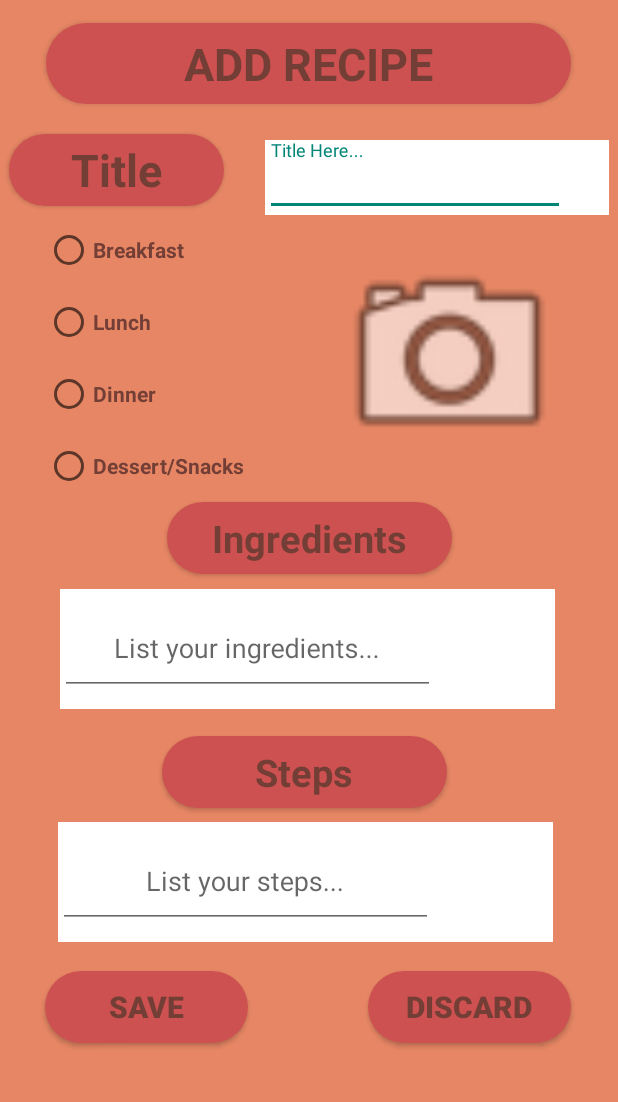
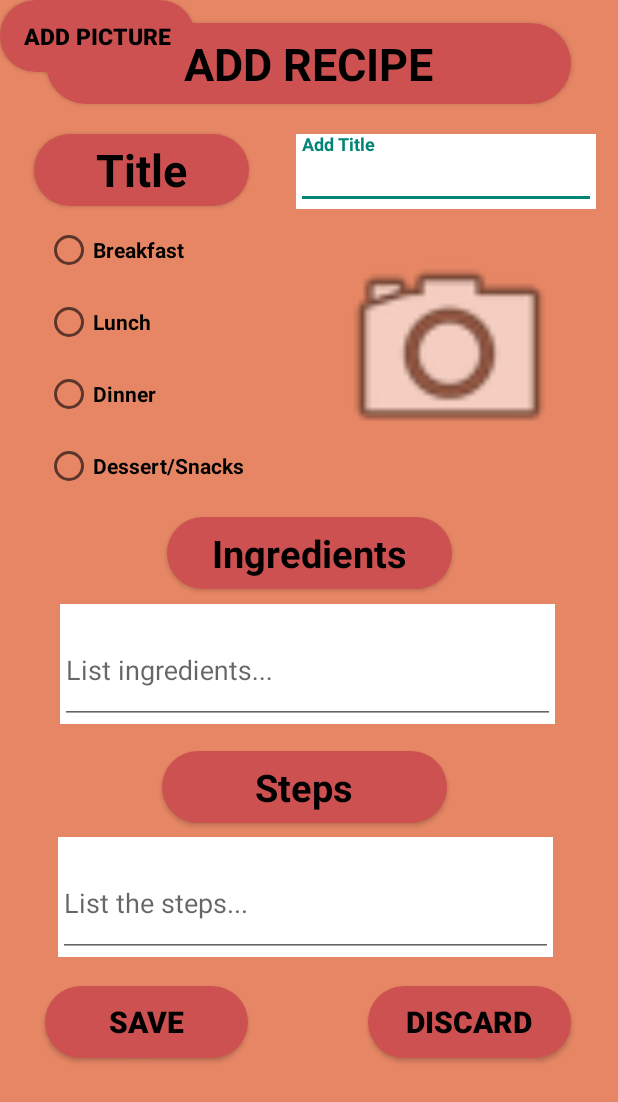
Before and after one commit to alexbegt/WhatsCooking, an Android app: the AddRecipe screen opened directly, with no data from a screen before it, on a phone screen of 412 x 824 dp. Shown: the top 1102 px of the screen. Run offline under Robolectric (Android 15) with nearby library versions, the phone set to English and light mode, and no system bars; Roboto replaces fonts that are not available here.

Commit message:
Add Recipe Card (#12)
* Add Recipe Design

* Add Recipe Design

* Delete logs

* Add Recipe Text Box Update

* Font color changed to black in Add Recipe page.

* Font color changed to black in Add Recipe page.

* Font color changed to black in Add Recipe page.

* Updates for New Branch

* Updates for New Branch

* Updates for New Branch

* Updates for New Branch

* Updates for New Branch

Co-authored-by: Alexander (alexbegt) <traincrazyb@aol.com>

```diff
--- a/app/src/main/java/com/whatscooking/application/AddRecipe.java
+++ b/app/src/main/java/com/whatscooking/application/AddRecipe.java
@@ -1,14 +1,73 @@
 package com.whatscooking.application;
 
+import androidx.activity.result.ActivityResultLauncher;
+import androidx.activity.result.contract.ActivityResultContracts;
 import androidx.appcompat.app.AppCompatActivity;
 
+import android.graphics.Bitmap;
 import android.os.Bundle;
+import android.provider.MediaStore;
+import android.util.Base64;
+import android.view.View;
+import android.widget.Button;
+import android.widget.EditText;
+import android.widget.ImageView;
+import android.widget.Toast;
+
+import java.io.ByteArrayOutputStream;
 
 public class AddRecipe extends AppCompatActivity {
+
+    EditText titlehere;
+    EditText inglist;
+    EditText steplist;
+    Button addimg;
+    Button save;
+    ImageView viewimg;
+    private String image;
 
     @Override
     protected void onCreate(Bundle savedInstanceState) {
         super.onCreate(savedInstanceState);
         setContentView(R.layout.activity_add_recipe);
+
+        titlehere = (EditText) findViewById(R.id.titlehere);
+
+        addimg = (Button) findViewById(R.id.addimg);
+        viewimg = findViewById(R.id.viewimg);
+        save = findViewById(R.id.save);
+
+
+        save.setOnClickListener(view -> {
+            mGetContent.launch("image/*");
+        });
+
+
+
+    }
+
+    /*Trouble with errors*/
+
+    ActivityResultLauncher<String> mGetContent = registerForActivityResult(new ActivityResultContracts.GetContent(),
+        uri -> {
+            try {
+                Bitmap bitmap = MediaStore.Images.Media.getBitmap(this.getContentResolver(), uri);
+                viewimg.setImageBitmap(bitmap);
+                ByteArrayOutputStream byteArrayOutputStream = new ByteArrayOutputStream();
+                bitmap.compress(Bitmap.CompressFormat.JPEG, 100, byteArrayOutputStream);
+                this.image = Base64.encodeToString(byteArrayOutputStream.toByteArray(), Base64.DEFAULT);
+            } catch (Exception e) {
+                Toast.makeText(getApplicationContext(), "Error selecting Image", Toast.LENGTH_SHORT).show();
+                e.printStackTrace();
+            }
+        }
+    );
+
+
+
+    public void updateText (View vT){
+        titlehere.setText(titlehere.getText());
+        inglist.setText(inglist.getText());
+        steplist.setText(steplist.getText());
     }
 }
--- a/app/src/main/java/com/whatscooking/application/MainActivity.java
+++ b/app/src/main/java/com/whatscooking/application/MainActivity.java
@@ -15,10 +15,10 @@ public class MainActivity extends AppCompatActivity {
 
     private SessionHandler session;
 
+
     @Override
     protected void onCreate(Bundle savedInstanceState) {
         super.onCreate(savedInstanceState);
-
         setContentView(R.layout.activity_main);
 
         session = new SessionHandler(getApplicationContext());
@@ -39,4 +39,6 @@ public class MainActivity extends AppCompatActivity {
             finish();
         });
     }
+
+
 }
--- a/app/src/main/res/drawable/round_btn.xml
+++ b/app/src/main/res/drawable/round_btn.xml
@@ -1,4 +1,7 @@
 <?xml version="1.0" encoding="utf-8"?>
+
+<!-- Shreya -->
+
 <shape xmlns:android="http://schemas.android.com/apk/res/android">
     <solid android:color="#fff" />
     <corners
--- a/app/src/main/res/layout/activity_add_recipe.xml
+++ b/app/src/main/res/layout/activity_add_recipe.xml
@@ -1,4 +1,6 @@
 <?xml version="1.0" encoding="utf-8"?>
+
+<!-- Shreya -->
 
 <androidx.constraintlayout.widget.ConstraintLayout xmlns:android="http://schemas.android.com/apk/res/android"
     xmlns:app="http://schemas.android.com/apk/res-auto"
@@ -23,7 +25,7 @@
         android:textAlignment="gravity"
         android:textAllCaps="true"
         android:textAppearance="@style/TextAppearance.AppCompat.Body1"
-        android:textColor="#733E35"
+        android:textColor="#000000"
         android:textSize="30sp"
         android:textStyle="bold"
         android:visibility="visible"
@@ -48,7 +50,7 @@
         android:textAlignment="gravity"
         android:textAllCaps="false"
         android:textAppearance="@style/TextAppearance.AppCompat.Body1"
-        android:textColor="#733E35"
+        android:textColor="#000000"
         android:textSize="30sp"
         android:textStyle="bold"
         app:layout_constraintBottom_toTopOf="@+id/breakfast"
@@ -59,23 +61,26 @@
 
     <com.google.android.material.textfield.TextInputLayout
         android:id="@+id/inputtitle"
-        android:layout_width="229dp"
+        android:layout_width="200dp"
         android:layout_height="50dp"
         android:layout_marginStart="15dp"
-        android:layout_marginTop="24dp"
-        android:layout_marginEnd="18dp"
+        android:layout_marginTop="20dp"
+        android:layout_marginEnd="10dp"
         android:background="#FFFFFF"
         app:layout_constraintEnd_toEndOf="parent"
         app:layout_constraintStart_toEndOf="@+id/rectitle"
-        app:layout_constraintTop_toBottomOf="@+id/addrecipe2">
+        app:layout_constraintTop_toBottomOf="@+id/addrecipe2" >
 
-        <com.google.android.material.textfield.TextInputEditText
+        <EditText
             android:id="@+id/titlehere"
-            android:layout_width="200dp"
-            android:layout_height="40dp"
-            android:layout_marginTop="20dp"
-            android:layout_marginEnd="18dp"
-            android:hint="Title Here..." />
+            android:layout_width="match_parent"
+            android:layout_height="match_parent"
+            android:layout_weight="1"
+            android:ems="10"
+            android:hint="Add Title"
+            android:textSize="30sp"
+            android:textStyle="bold"
+            android:inputType="textPersonName" />
     </com.google.android.material.textfield.TextInputLayout>
 
     <RadioButton
@@ -85,7 +90,7 @@
         android:layout_marginStart="30dp"
         android:layout_marginEnd="211dp"
         android:text="Breakfast"
-        android:textColor="#733E35"
+        android:textColor="#000000"
         android:textStyle="bold"
         app:layout_constraintBottom_toTopOf="@+id/lunch"
         app:layout_constraintEnd_toEndOf="parent"
@@ -98,7 +103,7 @@
         android:layout_height="48dp"
         android:layout_marginStart="30dp"
         android:text="Lunch"
-        android:textColor="#733E35"
+        android:textColor="#000000"
         android:textStyle="bold"
         app:layout_constraintBottom_toTopOf="@+id/dinner"
         app:layout_constraintStart_toStartOf="parent" />
@@ -109,7 +114,7 @@
         android:layout_height="48dp"
         android:layout_marginStart="30dp"
         android:text="Dinner"
-        android:textColor="#733E35"
+        android:textColor="#000000"
         android:textStyle="bold"
         app:layout_constraintBottom_toTopOf="@+id/dessert"
         app:layout_constraintStart_toStartOf="parent" />
@@ -120,13 +125,13 @@
         android:layout_height="48dp"
         android:layout_marginStart="30dp"
         android:text="Dessert/Snacks"
-        android:textColor="#733E35"
+        android:textColor="#000000"
         android:textStyle="bold"
         app:layout_constraintStart_toStartOf="parent"
         app:layout_constraintTop_toBottomOf="@+id/dinner" />
 
     <ImageView
-        android:id="@+id/imageView"
+        android:id="@+id/viewimg"
         android:layout_width="159dp"
         android:layout_height="163dp"
         android:layout_marginStart="20dp"
@@ -136,10 +141,24 @@
         app:srcCompat="@android:drawable/ic_menu_camera" />
 
     <Button
+        android:id="@+id/addimg"
+        android:layout_width="130dp"
+        android:layout_height="wrap_content"
+        android:background="@drawable/round_btn"
+        android:backgroundTint="#CE5151"
+        android:text="Add Picture"
+        android:textColor="#000000"
+        android:textSize="15sp"
+        android:textStyle="bold"
+        tools:layout_editor_absoluteX="238dp"
+        tools:layout_editor_absoluteY="286dp" />
+
+    <Button
         android:id="@+id/ingredients"
         android:layout_width="190dp"
         android:layout_height="48dp"
         android:layout_marginStart="102dp"
+        android:layout_marginTop="10dp"
         android:layout_marginEnd="102dp"
         android:background="@drawable/round_btn"
         android:backgroundTint="#CE5151"
@@ -147,7 +166,7 @@
         android:textAlignment="gravity"
         android:textAllCaps="false"
         android:textAppearance="@style/TextAppearance.AppCompat.Body1"
-        android:textColor="#733E35"
+        android:textColor="#000000"
         android:textSize="25sp"
         android:textStyle="bold"
         app:layout_constraintEnd_toEndOf="parent"
@@ -164,12 +183,15 @@
         app:layout_constraintStart_toStartOf="parent"
         app:layout_constraintTop_toBottomOf="@+id/ingredients">
 
-        <com.google.android.material.textfield.TextInputEditText
-            android:id="@+id/listing"
-            android:layout_width="250dp"
-            android:layout_height="60dp"
-            android:gravity="center"
-            android:hint="List your ingredients..." />
+        <EditText
+            android:id="@+id/inglist"
+            android:layout_width="match_parent"
+            android:layout_height="match_parent"
+            android:layout_weight="1"
+            android:ems="10"
+            android:hint="List ingredients..."
+            android:textSize="18sp"
+            android:inputType="textPersonName" />
     </com.google.android.material.textfield.TextInputLayout>
 
     <Button
@@ -184,7 +206,7 @@
         android:textAlignment="gravity"
         android:textAllCaps="false"
         android:textAppearance="@style/TextAppearance.AppCompat.Body1"
-        android:textColor="#733E35"
+        android:textColor="#000000"
         android:textSize="25sp"
         android:textStyle="bold"
         app:layout_constraintStart_toStartOf="parent"
@@ -194,7 +216,7 @@
         android:id="@+id/liststep"
         android:layout_width="330dp"
         android:layout_height="80dp"
-        android:layout_marginTop="548dp"
+        android:layout_marginTop="558dp"
         android:layout_marginEnd="40dp"
         android:background="#FFFFFF"
         app:layout_constraintEnd_toEndOf="parent"
@@ -202,12 +224,15 @@
         app:layout_constraintStart_toStartOf="parent"
         app:layout_constraintTop_toTopOf="parent">
 
-        <com.google.android.material.textfield.TextInputEditText
-            android:id="@+id/listhere"
-            android:layout_width="250dp"
-            android:layout_height="60dp"
-            android:gravity="center"
-            android:hint="List your steps..." />
+        <EditText
+            android:id="@+id/steplist"
+            android:layout_width="match_parent"
+            android:layout_height="match_parent"
+            android:layout_weight="1"
+            android:ems="10"
+            android:hint="List the steps..."
+            android:inputType="textPersonName"
+            android:textSize="18sp" />
     </com.google.android.material.textfield.TextInputLayout>
 
     <Button
@@ -219,7 +244,7 @@
         android:background="@drawable/round_btn"
         android:backgroundTint="#CE5151"
         android:text="Save"
-        android:textColor="#733E35"
+        android:textColor="#000000"
         android:textSize="20sp"
         android:textStyle="bold"
         app:layout_constraintStart_toStartOf="parent"
@@ -234,7 +259,7 @@
         android:background="@drawable/round_btn"
         android:backgroundTint="#CE5151"
         android:text="Discard"
-        android:textColor="#733E35"
+        android:textColor="#000000"
         android:textSize="20sp"
         android:textStyle="bold"
         app:layout_constraintEnd_toEndOf="parent"
```
